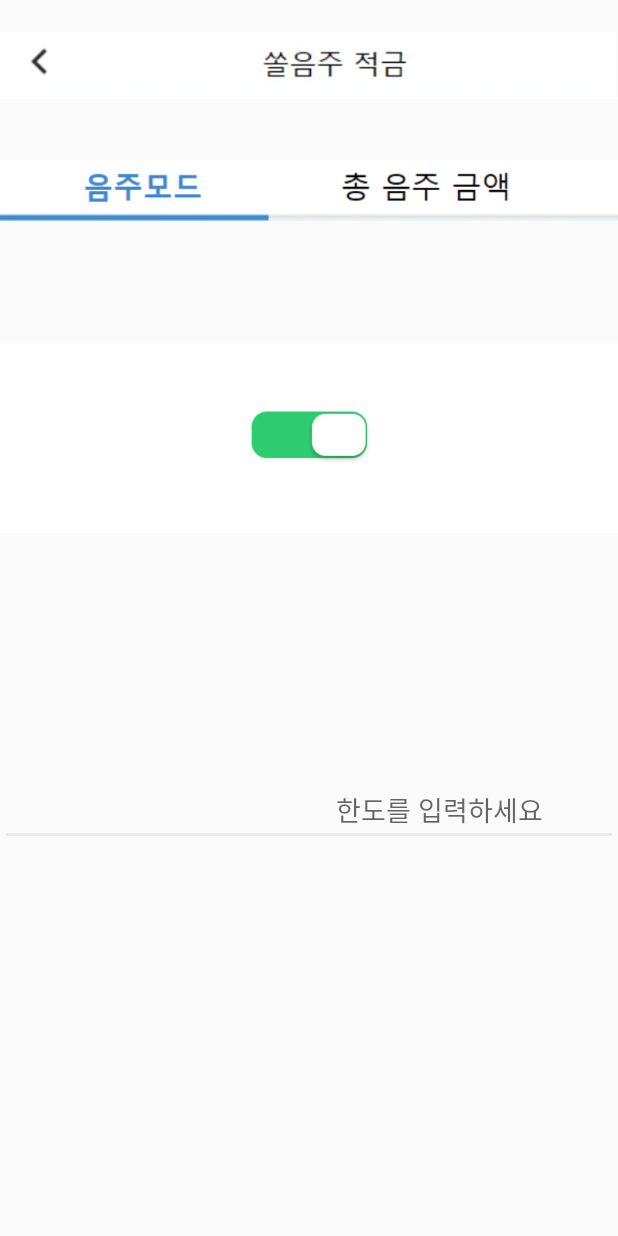
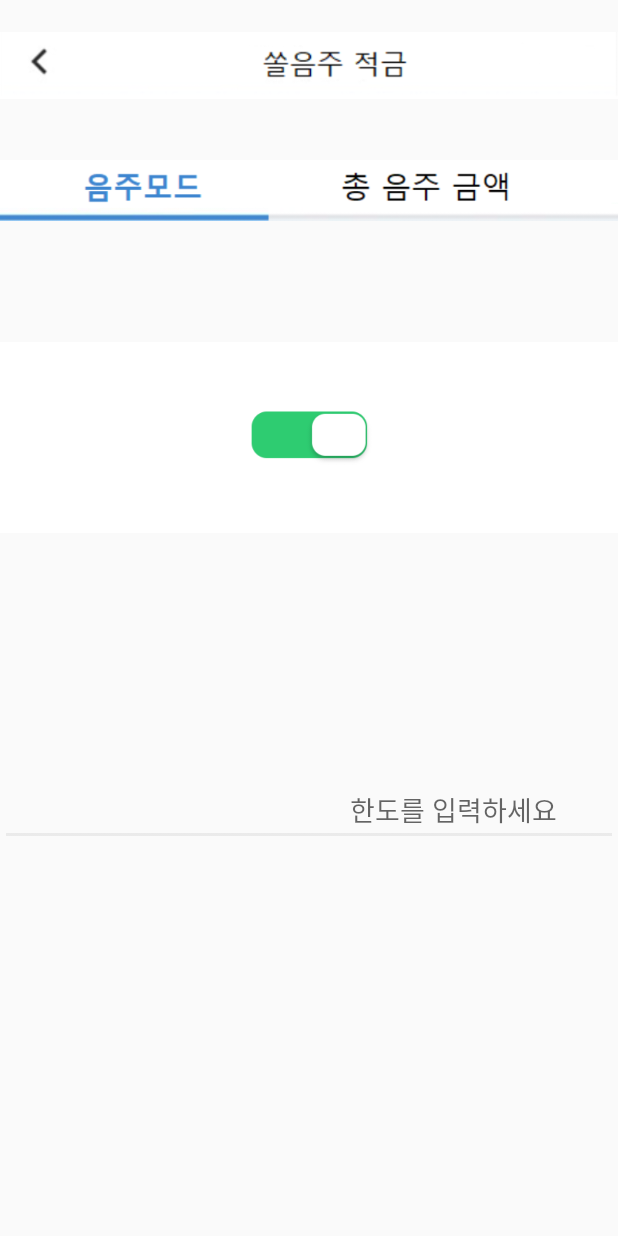
Before and after one commit to Tofu-Kimchi/Shinhan-Hackathon2019, an Android app: the ModeActivity screen opened directly, with no data from a screen before it, after a tap on an icon or button, on a phone screen of 412 x 824 dp. Run offline under Robolectric (Android 15) with nearby library versions, the phone set to English and light mode, and no system bars.

Commit message:
no message

```diff
--- a/app/src/main/res/layout/activity_gaip.xml
+++ b/app/src/main/res/layout/activity_gaip.xml
@@ -4,7 +4,8 @@
     android:layout_width="match_parent"
     android:layout_height="match_parent"
     android:orientation="vertical"
-    android:weightSum="6">
+    android:weightSum="6"
+    android:background="@color/bg">
 
     <LinearLayout
         android:layout_width="match_parent"
--- a/app/src/main/res/layout/activity_main.xml
+++ b/app/src/main/res/layout/activity_main.xml
@@ -12,6 +12,7 @@
         android:layout_height="fill_parent"
         android:id="@+id/img_main"
         android:src="@drawable/main"
+        android:scaleType="fitXY"
         app:layout_constraintBottom_toBottomOf="parent"
         app:layout_constraintLeft_toLeftOf="parent"
         app:layout_constraintRight_toRightOf="parent"
--- a/app/src/main/res/layout/activity_mainn.xml
+++ b/app/src/main/res/layout/activity_mainn.xml
@@ -5,7 +5,7 @@
     android:layout_width="match_parent"
     android:layout_height="match_parent"
     tools:context=".MainActivity"
-    android:background="@color/bg2">
+    android:scaleType="fitXY">
 
     <!-- 백그라운드로 사용할 ImageView -->
     <ImageView
--- a/app/src/main/res/layout/activity_mode.xml
+++ b/app/src/main/res/layout/activity_mode.xml
@@ -5,8 +5,7 @@
     android:backgroundTint="#00000000"
     xmlns:app="http://schemas.android.com/apk/res-auto"
     xmlns:design="http://schemas.android.com/tools"
-    android:orientation="vertical"
-    android:background="@color/bg">
+    android:orientation="vertical">
 
     <ImageView
         android:layout_width="match_parent"
@@ -40,7 +39,7 @@
             android:backgroundTint="#11111111"
             android:textAlignment="center"
             android:id="@+id/input"
-            android:hint="                                               한도를 입력하세요                                                 "/>
+            android:hint="                                                 한도를 입력하세요                                                 "/>
 
         <Button
             android:layout_width="wrap_content"
@@ -48,7 +47,7 @@
             android:text="save"
             android:textAlignment="center"
 
-            android:paddingLeft="100dp"
+            android:paddingRight="100dp"
             android:backgroundTint="#ff3789db"
             android:onClick="OnClickHandler"
             android:id="@+id/save"
@@ -56,6 +55,4 @@
 
     </LinearLayout>
 
-
-
 </LinearLayout>
```
